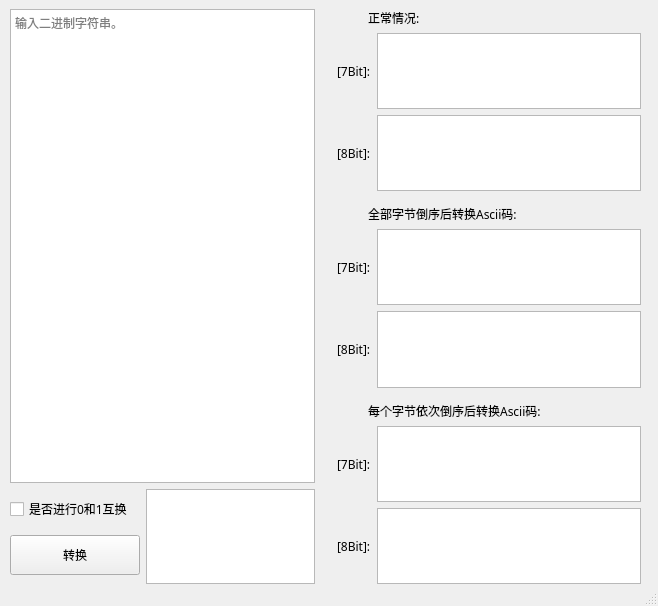
First picture: the form in src/GUI/ui.ui, repository UP0916/B2A-Tools, before the edit.
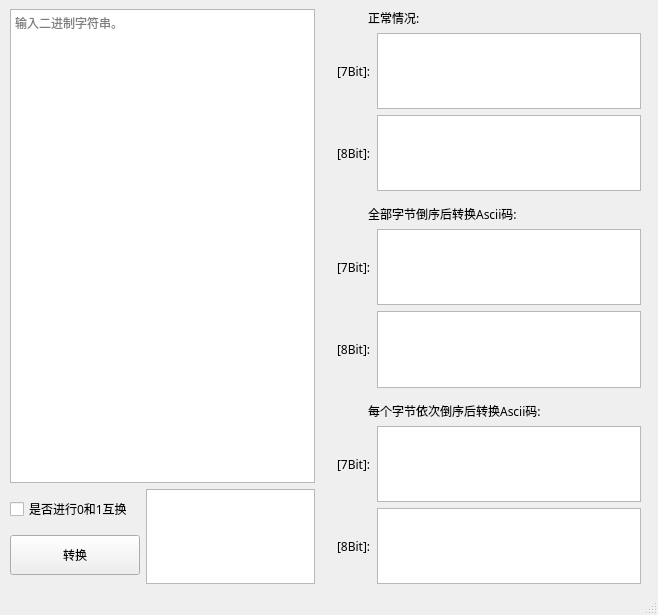
Second picture: the form after the edit. Custom widgets are drawn as their Qt base class.

Commit message: 增加UI的DPI自适应

```diff
--- a/src/GUI/ui.ui
+++ b/src/GUI/ui.ui
@@ -7,7 +7,7 @@
     <x>0</x>
     <y>0</y>
     <width>658</width>
-    <height>606</height>
+    <height>615</height>
    </rect>
   </property>
   <property name="font">
@@ -22,7 +22,7 @@
    <string>Binary转换Ascii工具   作者:Byxs20</string>
   </property>
   <widget class="QWidget" name="centralwidget">
-   <widget class="QWidget" name="">
+   <widget class="QWidget" name="layoutWidget">
     <property name="geometry">
      <rect>
       <x>10</x>
```
The commit also changes 2 other files.
